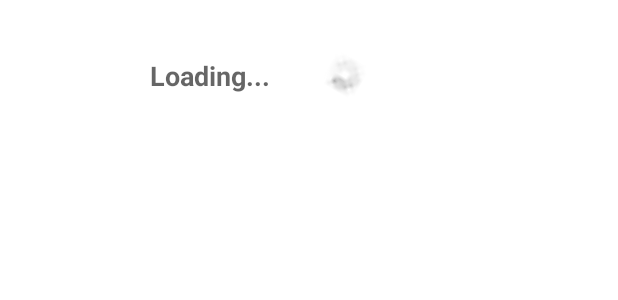
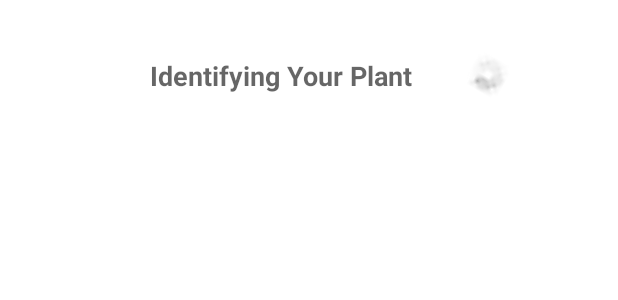
Before and after one commit to claycrews2002/Whats_That_Plant, an Android app: the layout loading.xml on its own in the app's theme, with its tools: preview values and no code run, on a phone screen of 412 x 824 dp. Shown: the top 300 px of the screen. Run offline under Robolectric (Android 15) with nearby library versions, the phone set to English and light mode, and no system bars.

Commit message:
feat: update loading text

```diff
--- a/app/src/main/res/layout/loading.xml
+++ b/app/src/main/res/layout/loading.xml
@@ -16,7 +16,7 @@
         style="@style/Label"
         android:layout_width="wrap_content"
         android:layout_height="wrap_content"
-        android:text="Loading..."
+        android:text="Identifying Your Plant"
         app:layout_constraintLeft_toLeftOf="parent"
         app:layout_constraintRight_toRightOf="parent"
         app:layout_constraintTop_toTopOf="parent"
```
